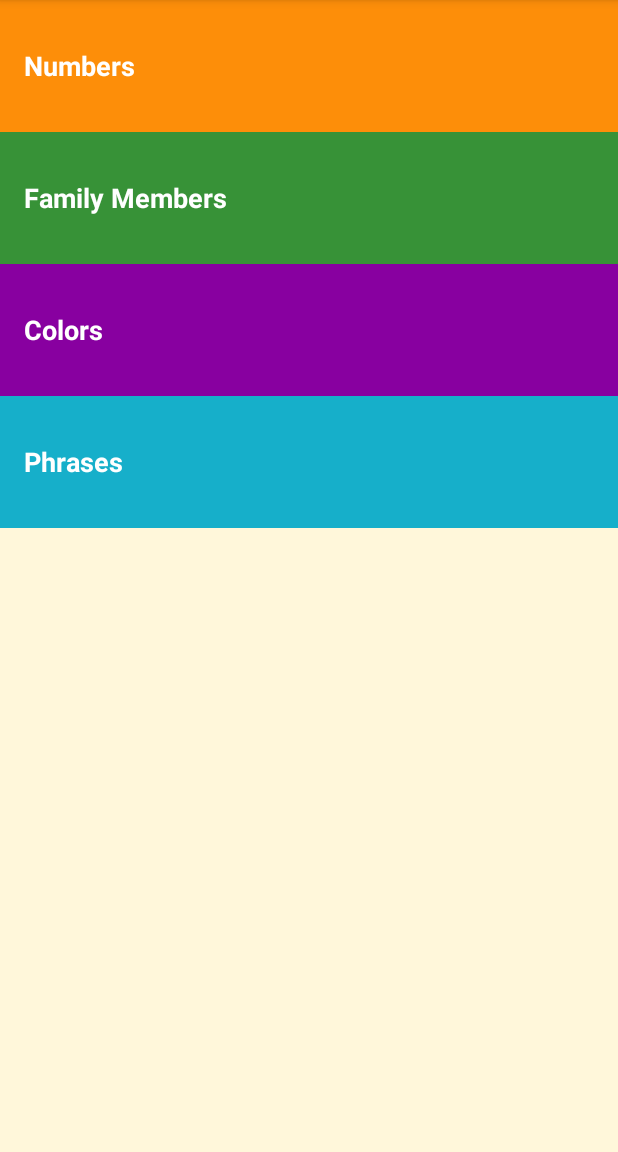
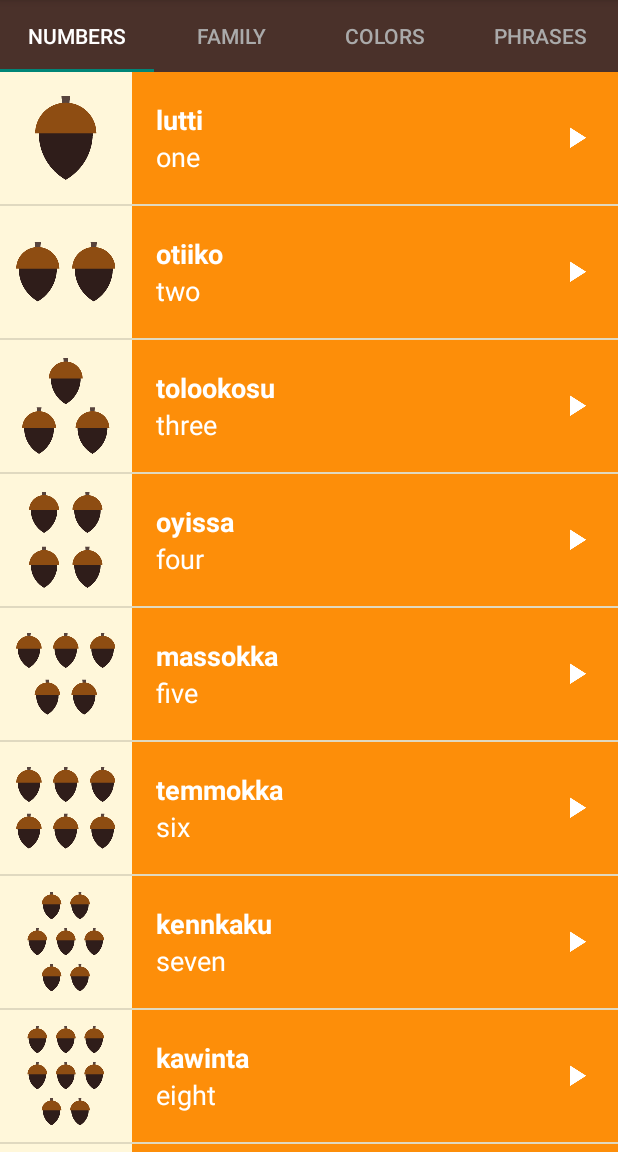
Before and after one commit to JoelAnge/MiwokLangage, an Android app: the screen it shows after launch (MainActivity), on a phone screen of 412 x 824 dp, the part 84-1236 px from its top. Run offline under Robolectric (Android 15) with nearby library versions, the phone set to English and light mode, and no system bars.

Commit message:
Change activities to

```diff
--- a/app/build.gradle
+++ b/app/build.gradle
@@ -21,6 +21,7 @@ android {
 
 dependencies {
     compile fileTree(dir: 'libs', include: ['*.jar'])
+    compile 'com.android.support:design:23.3.0'
     compile 'com.android.support:appcompat-v7:23.3.0'
     compile 'com.android.support:support-v4:23.3.0'
     compile 'com.android.support:design:23.3.0'
--- a/app/src/main/java/com/example/android/miwok/FamilyActivity.java
+++ b/app/src/main/java/com/example/android/miwok/FamilyFragment.java
@@ -1,20 +1,37 @@
 package com.example.android.miwok;
 
-import android.app.Activity;
-import android.support.v7.app.AppCompatActivity;
+
 import android.os.Bundle;
+import android.support.v4.app.Fragment;
+import android.view.LayoutInflater;
+import android.view.View;
+import android.view.ViewGroup;
 import android.widget.ListView;
+import android.widget.TextView;
 
 import java.util.ArrayList;
 
-public class FamilyActivity extends AppCompatActivity {
-
+/**
+ * A simple {@link Fragment} subclass.
+ */
+public class FamilyFragment extends Fragment {
     private AudioOnItemClickListener mAudioOnItemClickListener;
 
+    public FamilyFragment() {
+        // Required empty public constructor
+    }
+
     @Override
-    protected void onCreate(Bundle savedInstanceState) {
-        super.onCreate(savedInstanceState);
-        setContentView(R.layout.word_list);
+    public void onStop() {
+        super.onStop();
+        mAudioOnItemClickListener.onStop();
+    }
+
+    @Override
+    public View onCreateView(LayoutInflater inflater, ViewGroup container,
+                             Bundle savedInstanceState) {
+        View rootView = inflater.inflate(R.layout.word_list, container, false);
+
         ArrayList<Word> words = new ArrayList<>();
         words.add(new Word("father", "әpә", R.drawable.family_father, R.raw.family_father));
         words.add(new Word("mother", "әṭa", R.drawable.family_mother, R.raw.family_mother));
@@ -32,12 +49,12 @@ public class FamilyActivity extends AppCompatActivity {
         // simple_list_item_1.xml layout resource defined in the Android framework.
         // This list item layout contains a single {@link TextView}, which the adapter will set to
         // display a single word.
-        WordAdapter adapter = new WordAdapter(this, words, R.color.category_family);
+        WordAdapter adapter = new WordAdapter(getActivity(), words, R.color.category_family);
 
         // Find the {@link ListView} object in the view hierarchy of the {@link Activity}.
         // There should be a {@link ListView} with the view ID called list, which is declared in the
         // word_list.xml file.
-        ListView listView = (ListView) findViewById(R.id.list);
+        ListView listView = (ListView) rootView.findViewById(R.id.list);
 
         // Make the {@link ListView} use the {@link ArrayAdapter} we created above, so that the
         // {@link ListView} will display list items for each word in the list of words.
@@ -45,13 +62,9 @@ public class FamilyActivity extends AppCompatActivity {
         // 1 argument, which is the {@link ArrayAdapter} with the variable name itemsAdapter.
         listView.setAdapter(adapter);
 
-        mAudioOnItemClickListener = new AudioOnItemClickListener(FamilyActivity.this);
+        mAudioOnItemClickListener = new AudioOnItemClickListener(getActivity());
         listView.setOnItemClickListener(mAudioOnItemClickListener);
+        return rootView;
     }
 
-    @Override
-    protected void onStop() {
-        super.onStop();
-        mAudioOnItemClickListener.onStop();
-    }
 }
--- a/app/src/main/java/com/example/android/miwok/MainActivity.java
+++ b/app/src/main/java/com/example/android/miwok/MainActivity.java
@@ -15,15 +15,14 @@
  */
 package com.example.android.miwok;
 
-import android.app.Activity;
-import android.content.Intent;
 import android.os.Bundle;
+import android.support.design.widget.TabLayout;
+import android.support.v4.view.ViewPager;
 import android.support.v7.app.AppCompatActivity;
-import android.view.View;
-import android.widget.TextView;
 
-import static com.example.android.miwok.R.id.family;
-
+/**
+ * Displays a {@link ViewPager} where each page shows a different day of the week.
+ */
 public class MainActivity extends AppCompatActivity {
 
     @Override
@@ -33,69 +32,17 @@ public class MainActivity extends AppCompatActivity {
         // Set the content of the activity to use the activity_main.xml layout file
         setContentView(R.layout.activity_main);
 
-        // Find the View that shows the numbers category
-        TextView numbers = (TextView) findViewById(R.id.numbers);
+        // Find the view pager that will allow the user to swipe between fragments
+        ViewPager viewPager = (ViewPager) findViewById(R.id.viewpager);
 
-        // Set a click listener on that View
-        numbers.setOnClickListener(new View.OnClickListener() {
-            // The code in this method will be executed when the numbers category is clicked on.
-            @Override
-            public void onClick(View view) {
-                // Create a new intent to open the {@link FaamillyActivity}
-                Intent numberIntent = new Intent(MainActivity.this, NumbersActivity.class);
+        // Create an adapter that knows which fragment should be shown on each page
+        SimpleFragmentPageAdapter adapter = new SimpleFragmentPageAdapter(getSupportFragmentManager());
 
-                // Start the new activity
-                startActivity(numberIntent);
+        // Set the adapter onto the view pager
+        viewPager.setAdapter(adapter);
 
-            }
-        });
-
-        // Find the View that shows the family category
-        TextView family = (TextView) findViewById(R.id.family);
-
-        // Set a click listener on that View
-        family.setOnClickListener(new View.OnClickListener() {
-            // The code in this method will be executed when the numbers category is clicked on.
-            @Override
-            public void onClick(View view) {
-                // Create a new intent to open the {@link FaamillyActivity}
-                Intent familyIntent = new Intent(MainActivity.this, FamilyActivity.class);
-
-                // Start the new activity
-                startActivity(familyIntent);
-            }
-        });
-
-        // Find the View that shows the colors category
-        TextView colors = (TextView) findViewById(R.id.colors);
-
-        // Set a click listener on that View
-        colors.setOnClickListener(new View.OnClickListener() {
-            // The code in this method will be executed when the colors category is clicked on.
-            @Override
-            public void onClick(View view) {
-                // Create a new intent to open the {@link NumbersActivity}
-                Intent colorsIntent = new Intent(MainActivity.this, ColorsActivity.class);
-
-                // Start the new activity
-                startActivity(colorsIntent);
-            }
-        });
-
-        // Find the View that shows the phrases category
-        TextView phrases = (TextView) findViewById(R.id.phrases);
-
-        // Set a click listener on that View
-        phrases.setOnClickListener(new View.OnClickListener() {
-            // The code in this method will be executed when the phrases category is clicked on.
-            @Override
-            public void onClick(View view) {
-                // Create a new intent to open the {@link NumbersActivity}
-                Intent phrasesIntent = new Intent(MainActivity.this, PhrasesActivity.class);
-
-                // Start the new activity
-                startActivity(phrasesIntent);
-            }
-        });
+        // Give the TabLayout the ViewPager
+        TabLayout tabLayout = (TabLayout) findViewById(R.id.sliding_tabs);
+        tabLayout.setupWithViewPager(viewPager);
     }
 }
--- a/app/src/main/java/com/example/android/miwok/NumbersActivity.java
+++ b/app/src/main/java/com/example/android/miwok/NumbersFragment.java
@@ -1,25 +1,38 @@
 package com.example.android.miwok;
 
-import android.app.Activity;
-import android.media.MediaPlayer;
-import android.support.v7.app.AppCompatActivity;
+
 import android.os.Bundle;
+import android.support.v4.app.Fragment;
+import android.view.LayoutInflater;
 import android.view.View;
-import android.widget.AdapterView;
+import android.view.ViewGroup;
 import android.widget.ListView;
+import android.widget.TextView;
 
 import java.util.ArrayList;
 
-import static android.R.attr.id;
-
-public class NumbersActivity extends AppCompatActivity {
+/**
+ * A simple {@link Fragment} subclass.
+ */
+public class NumbersFragment extends Fragment {
 
     private AudioOnItemClickListener mAudioOnItemClickListener;
 
+    public NumbersFragment() {
+        // Required empty public constructor
+    }
+
     @Override
-    protected void onCreate(Bundle savedInstanceState) {
-        super.onCreate(savedInstanceState);
-        setContentView(R.layout.word_list);
+    public void onStop() {
+        super.onStop();
+        mAudioOnItemClickListener.onStop();
+    }
+
+    @Override
+    public View onCreateView(LayoutInflater inflater, ViewGroup container,
+                             Bundle savedInstanceState) {
+        View rootView = inflater.inflate(R.layout.word_list, container, false);
+
         ArrayList<Word> words = new ArrayList<>();
         words.add(new Word("one", "lutti", R.drawable.number_one, R.raw.number_one));
         words.add(new Word("two", "otiiko", R.drawable.number_two, R.raw.number_two));
@@ -37,12 +50,12 @@ public class NumbersActivity extends AppCompatActivity {
         // simple_list_item_1.xml layout resource defined in the Android framework.
         // This list item layout contains a single {@link TextView}, which the adapter will set to
         // display a single word.
-        WordAdapter adapter = new WordAdapter(this, words, R.color.category_numbers);
+        WordAdapter adapter = new WordAdapter(getActivity(), words, R.color.category_numbers);
 
         // Find the {@link ListView} object in the view hierarchy of the {@link Activity}.
         // There should be a {@link ListView} with the view ID called list, which is declared in the
         // word_list.xml file.
-        ListView listView = (ListView) findViewById(R.id.list);
+        ListView listView = (ListView) rootView.findViewById(R.id.list);
 
         // Make the {@link ListView} use the {@link ArrayAdapter} we created above, so that the
         // {@link ListView} will display list items for each word in the list of words.
@@ -50,23 +63,9 @@ public class NumbersActivity extends AppCompatActivity {
         // 1 argument, which is the {@link ArrayAdapter} with the variable name itemsAdapter.
         listView.setAdapter(adapter);
 
-        mAudioOnItemClickListener = new AudioOnItemClickListener(NumbersActivity.this);
+        mAudioOnItemClickListener = new AudioOnItemClickListener(getActivity());
         listView.setOnItemClickListener(mAudioOnItemClickListener);
-/*
-        listView.setOnItemClickListener(new AdapterView.OnItemClickListener() {
-            @Override
-            public void onItemClick(AdapterView<?> adapterView, View view, int i, long l) {
-                //Word currentWord = adapterView.getItemAtPosition(i);
-                Word currentWord = (Word) adapterView.getItemAtPosition(i);
-                MediaPlayer mediaPlayer = MediaPlayer.create(NumbersActivity.this, currentWord.getAudioResourceId());
-                mediaPlayer.start();
-            }
-        }); */
+        return rootView;
     }
 
-    @Override
-    protected void onStop() {
-        super.onStop();
-        mAudioOnItemClickListener.onStop();
-    }
 }
--- /dev/null
+++ b/app/src/main/java/com/example/android/miwok/SimpleFragmentPageAdapter.java
@@ -0,0 +1,59 @@
+package com.example.android.miwok;
+
+import android.support.v4.app.Fragment;
+import android.support.v4.app.FragmentManager;
+import android.support.v4.app.FragmentPagerAdapter;
+
+import static android.R.attr.fragment;
+
+
+/**
+ * Created by Joel.Ange on 8/21/2017.
+ */
+
+public class SimpleFragmentPageAdapter extends FragmentPagerAdapter {
+
+    private String mTabTitles[] = new String[] { "Numbers", "Family", "Colors", "Phrases"};
+    private final int PAGE_COUNT = mTabTitles.length;
+
+    public SimpleFragmentPageAdapter(FragmentManager fm) {
+        super(fm);
+    }
+
+    @Override
+    public Fragment getItem(int position) {
+        Fragment fragment;
+        switch (position) {
+            case 0:
+                fragment = new NumbersFragment();
+                break;
+            case 1:
+                fragment = new FamilyFragment();
+                break;
+            case 2:
+                fragment = new ColorsFragment();
+                break;
+            case 3:
+                fragment = new PhrasesFragment();
+                break;
+            default:
+                fragment = null;
+        }
+        return fragment;
+    }
+
+    @Override
+    public int getCount() {
+        return PAGE_COUNT;
+    }
+
+    @Override
+    public CharSequence getPageTitle(int position) {
+        // Generate title based on item position
+        String tabTitle = "";
+        if (position >= 0 && position <= PAGE_COUNT) {
+            tabTitle = mTabTitles[position];
+        }
+        return tabTitle;
+    }
+}
--- a/app/src/main/res/layout/activity_main.xml
+++ b/app/src/main/res/layout/activity_main.xml
@@ -19,56 +19,22 @@ statement provides texture when button depressed -->
     xmlns:tools="http://schemas.android.com/tools"
     android:layout_width="match_parent"
     android:layout_height="match_parent"
+    xmlns:app="http://schemas.android.com/apk/res-auto"
     android:background="@color/tan_background"
     android:orientation="vertical"
     tools:context="com.example.android.miwok.MainActivity">
 
-    <FrameLayout
+    <android.support.design.widget.TabLayout
+        android:id="@+id/sliding_tabs"
         android:layout_width="match_parent"
         android:layout_height="wrap_content"
-        android:background="@color/category_numbers">
+        android:background="@color/primary_color"
+        style="@style/CustomTabLayoutStyle"
+        app:tabMode="fixed" />
 
-        <TextView
-            android:id="@+id/numbers"
-            style="@style/CategoryStyle"
-            android:background="?android:attr/selectableItemBackground"
-            android:text="@string/category_numbers" />
-    </FrameLayout>
-
-    <FrameLayout
+    <android.support.v4.view.ViewPager
+        android:id="@+id/viewpager"
         android:layout_width="match_parent"
-        android:layout_height="wrap_content"
-        android:background="@color/category_family">
-
-        <TextView
-            android:id="@+id/family"
-            style="@style/CategoryStyle"
-            android:background="?android:attr/selectableItemBackground"
-            android:text="@string/category_family" />
-    </FrameLayout>
-
-    <FrameLayout
-        android:layout_width="match_parent"
-        android:layout_height="wrap_content"
-        android:background="@color/category_colors">
-
-        <TextView
-            android:id="@+id/colors"
-            style="@style/CategoryStyle"
-            android:background="?android:attr/selectableItemBackground"
-            android:text="@string/category_colors" />
-    </FrameLayout>
-
-    <FrameLayout
-        android:layout_width="match_parent"
-        android:layout_height="wrap_content"
-        android:background="@color/category_phrases">
-
-        <TextView
-            android:id="@+id/phrases"
-            style="@style/CategoryStyle"
-            android:background="?android:attr/selectableItemBackground"
-            android:text="@string/category_phrases" />
-    </FrameLayout>
+        android:layout_height="match_parent" />
 
 </LinearLayout>
--- a/app/src/main/res/values/strings.xml
+++ b/app/src/main/res/values/strings.xml
@@ -27,4 +27,7 @@
 
     <!-- Category name for the vocabulary words for family members [CHAR LIMIT=20] -->
     <string name="category_family">Family Members</string>
+
+    <!-- TODO: Remove or change this placeholder text -->
+    <string name="hello_blank_fragment">Hello blank fragment</string>
 </resources>
--- a/app/src/main/res/values/styles.xml
+++ b/app/src/main/res/values/styles.xml
@@ -35,4 +35,14 @@
         <item name="android:textColor">@android:color/white</item>
         <item name="android:textSize">18sp</item>
     </style>
+
+    <style name="CustomTabLayoutStyle" parent="Base.Widget.Design.TabLayout">
+        <item name="tabSelectedTextColor">@android:color/white</item>
+        <item name="tabTextAppearance">@style/CustomTabTexStyle</item>
+    </style>
+
+    <style name="CustomTabTexStyle" parent="TextAppearance.Design.Tab">
+        <item name="android:textColor">@android:color/darker_gray</item>
+        <item name="textAllCaps">true</item>
+    </style>
 </resources>
```
Also changed, not shown: app/src/main/AndroidManifest.xml (+0 -36 lines), app/src/main/java/com/example/android/miwok/ColorsFragment.java (renamed from app/src/main/java/com/example/android/miwok/ColorsActivity.java, +29 -19 lines), app/src/main/java/com/example/android/miwok/PageFragment.java (added, +38 -0 lines), app/src/main/java/com/example/android/miwok/PhrasesFragment.java (renamed from app/src/main/java/com/example/android/miwok/PhrasesActivity.java, +27 -18 lines), app/src/main/res/layout/activity_category.xml (added, +8 -0 lines), app/src/main/res/layout/fragment_page.xml (added, +16 -0 lines).
